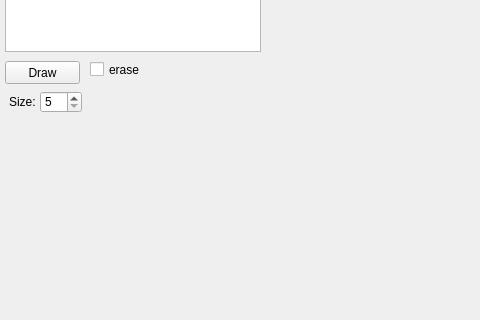
First picture: the form in main/KardioPerfusion.ui, repository CardiacImagingCharite/CardiacPerfusion, before the edit; both pictures show x 0 to 480 and y 297 to 617 of the 1143 by 877 pixel window.
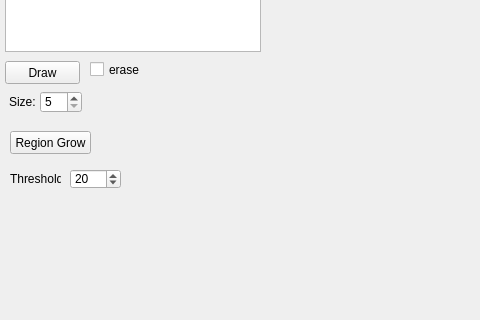
Second picture: the form after the edit. Icons and pictures are not drawn. Custom widgets are drawn as their Qt base class.

Commit message: implemented Region Grow

The edit to the form file:
```diff
--- a/main/KardioPerfusion.ui
+++ b/main/KardioPerfusion.ui
@@ -127,6 +127,51 @@
      <string>Size:</string>
     </property>
    </widget>
+   <widget class="QPushButton" name="btn_regionGrow">
+    <property name="geometry">
+     <rect>
+      <x>10</x>
+      <y>380</y>
+      <width>81</width>
+      <height>23</height>
+     </rect>
+    </property>
+    <property name="text">
+     <string>Region Grow</string>
+    </property>
+   </widget>
+   <widget class="QSpinBox" name="sb_regionGrowThreshold">
+    <property name="geometry">
+     <rect>
+      <x>70</x>
+      <y>418</y>
+      <width>51</width>
+      <height>20</height>
+     </rect>
+    </property>
+    <property name="maximum">
+     <number>4000</number>
+    </property>
+    <property name="singleStep">
+     <number>10</number>
+    </property>
+    <property name="value">
+     <number>20</number>
+    </property>
+   </widget>
+   <widget class="QLabel" name="label_3">
+    <property name="geometry">
+     <rect>
+      <x>10</x>
+      <y>420</y>
+      <width>51</width>
+      <height>16</height>
+     </rect>
+    </property>
+    <property name="text">
+     <string>Threshold:</string>
+    </property>
+   </widget>
   </widget>
   <widget class="QMenuBar" name="menubar">
    <property name="geometry">
```
Left out of the diff: 24 changed lines with no effect on the pictures. The commit also changes 8 other files.
